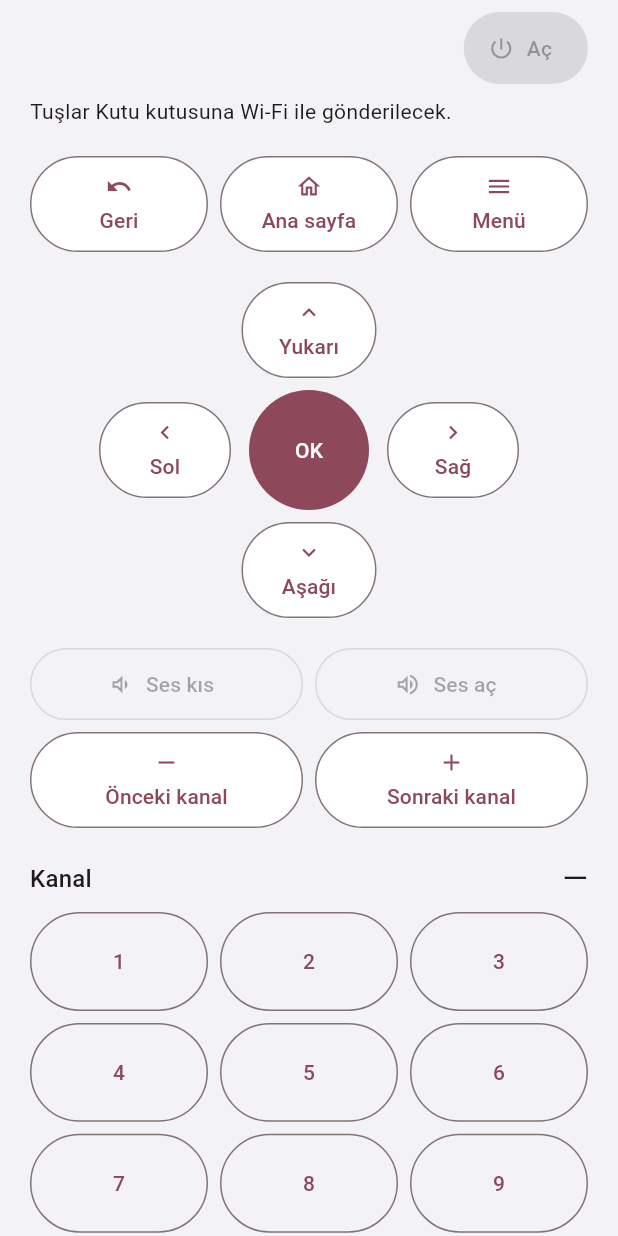
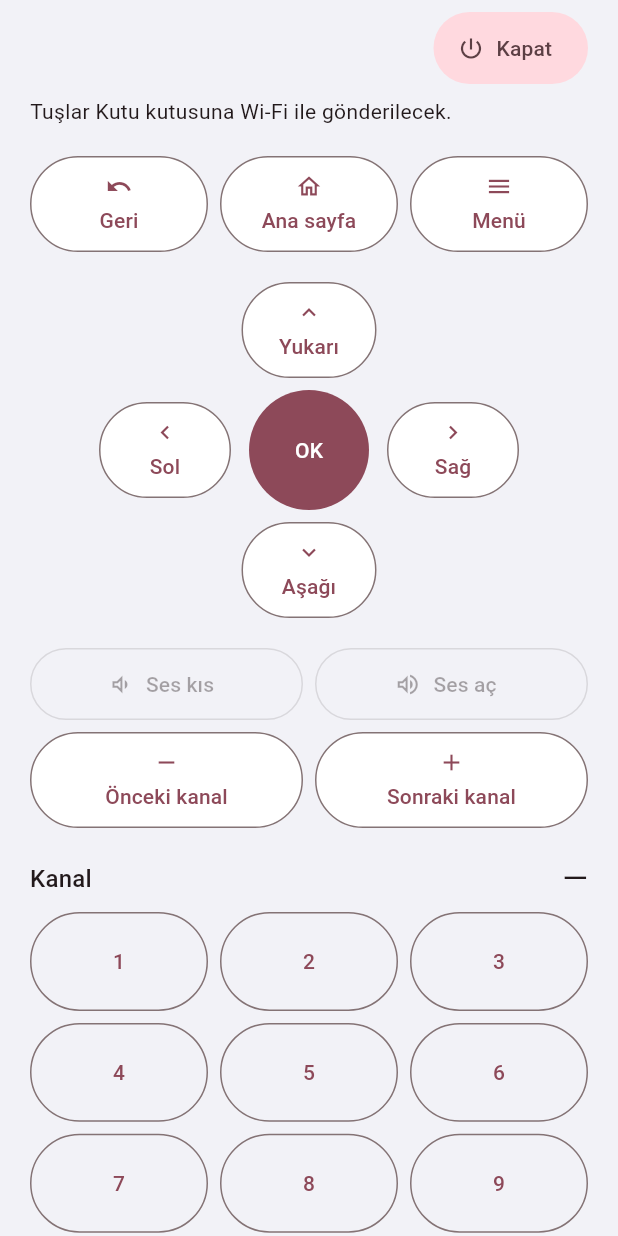
Before and after one commit to ertugrulerzin/LGKumanda, a Flutter app: the BoxRemotePage widget shown alone on an empty page, opened directly with empty values, on a phone screen of 412 x 824 dp. Run offline on Flutter 3.47's test engine with Material 3 defaults, Android fonts, the phone set to English and light mode, and no system bars; our stand-ins replace flutter_secure_storage, material_ui, package_info_plus, shared_preferences; missing offline and left inert: flutter_inappwebview, pointycastle; accounts and stored records are empty; statements that could not run were skipped.

Commit message:
fix: the power key on a box tab controls the box, not the TV
Box tabs get their own power key: Kapat sends POWER to the box,
Aç sends WAKEUP then POWER if the box still reports off. A box in
deep sleep drops Wi-Fi; the app then says to use the box's remote.
The box's on/off report now refreshes the screen. Flutter build 31.

Co-Authored-By: Claude Opus 5.5 <noreply@anthropic.com>

```diff
--- a/cross_platform/lib/ui/box_remote.dart
+++ b/cross_platform/lib/ui/box_remote.dart
@@ -5,6 +5,7 @@ import 'package:flutter/services.dart';
 
 import '../core/android_tv/box_client.dart';
 import '../core/tv_client.dart';
+import 'devices.dart';
 import 'remote.dart';
 
 class BoxRemotePage extends StatefulWidget {
@@ -95,7 +96,7 @@ class _BoxRemotePageState extends State<BoxRemotePage> {
                       style: Theme.of(context).textTheme.headlineSmall,
                     ),
                   ),
-                  TVPowerButton(client: tv),
+                  BoxPowerButton(box: widget.box, saved: widget.saved),
                 ],
               ),
               const SizedBox(height: 8),
@@ -370,3 +371,60 @@ class _BoxRemotePageState extends State<BoxRemotePage> {
     await widget.client.run(() => widget.box.sendChannel(channel.text));
   }
 }
+
+/// Power key on a box tab: turns this box (not the TV) off and on.
+class BoxPowerButton extends StatefulWidget {
+  const BoxPowerButton({super.key, required this.box, required this.saved});
+  final BoxClient box;
+  final SavedBox saved;
+  @override
+  State<BoxPowerButton> createState() => _BoxPowerButtonState();
+}
+
+class _BoxPowerButtonState extends State<BoxPowerButton> {
+  bool busy = false;
+  @override
+  Widget build(BuildContext context) => ListenableBuilder(
+    listenable: widget.box,
+    builder: (context, _) {
+      final on = widget.box.isOn != false;
+      return FilledButton.tonalIcon(
+        key: const ValueKey('boxPower'),
+        onPressed: busy || !widget.saved.enabled
+            ? null
+            : () async {
+                widget.box.select(widget.saved.id);
+                if (on &&
+                    !await confirm(
+                      context,
+                      'Kutu kapatılsın mı?',
+                      'Kutu derin uykuya geçerse Wi-Fi’den yeniden açılamayabilir; o zaman kutunun kendi kumandasını kullan.',
+                    )) {
+                  return;
+                }
+                setState(() => busy = true);
+                final ok = await widget.box.setPower(!on);
+                if (!mounted) return;
+                setState(() => busy = false);
+                if (!ok && context.mounted) {
+                  ScaffoldMessenger.of(context).showSnackBar(
+                    const SnackBar(
+                      content: Text(
+                        'Kutuya Wi-Fi’den ulaşılamadı. Kutu derin uykudaysa kendi kumandasıyla aç.',
+                      ),
+                    ),
+                  );
+                }
+              },
+        icon: busy
+            ? const SizedBox(
+                width: 18,
+                height: 18,
+                child: CircularProgressIndicator(strokeWidth: 2),
+              )
+            : const Icon(Icons.power_settings_new),
+        label: Text(busy ? 'Bekle…' : (on ? 'Kapat' : 'Aç')),
+      );
+    },
+  );
+}
--- a/cross_platform/pubspec.yaml
+++ b/cross_platform/pubspec.yaml
@@ -1,7 +1,7 @@
 name: lg_kumanda
 description: LG webOS televizyonlar için Mac, Windows ve Android kumandası.
 publish_to: none
-version: 1.0.0+30
+version: 1.0.0+31
 environment:
   sdk: ^3.14.0
 dependencies:
```
Also changed, not shown: cross_platform/lib/core/android_tv/box_client.dart (+22 -1 lines), 1 other file.
